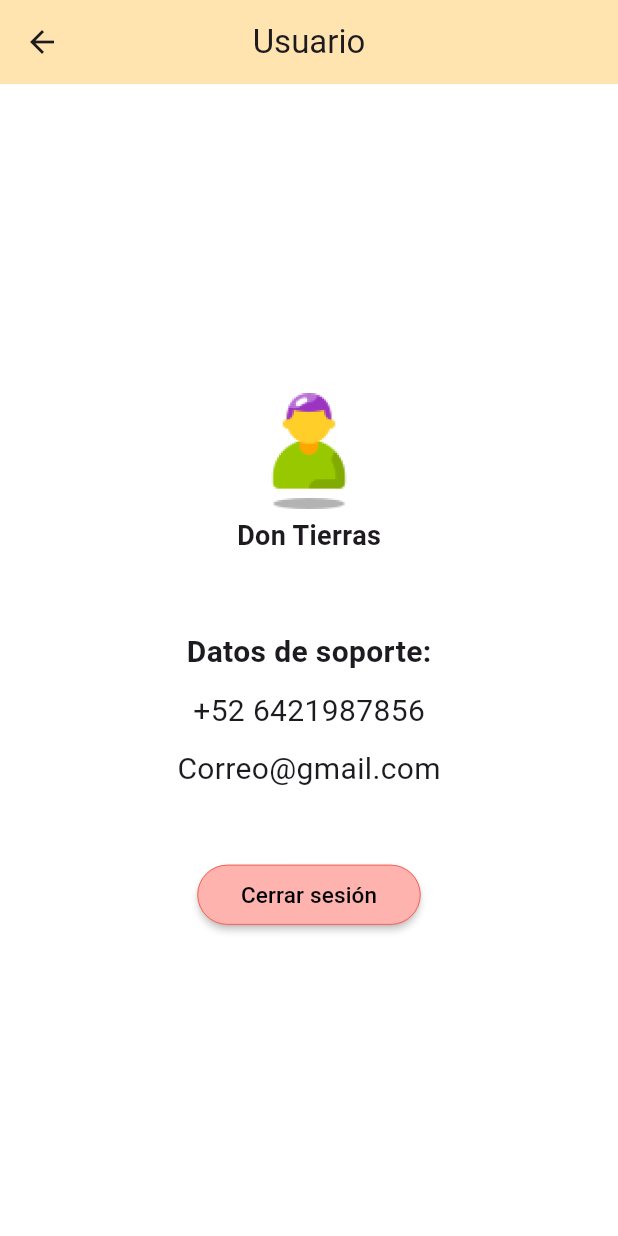
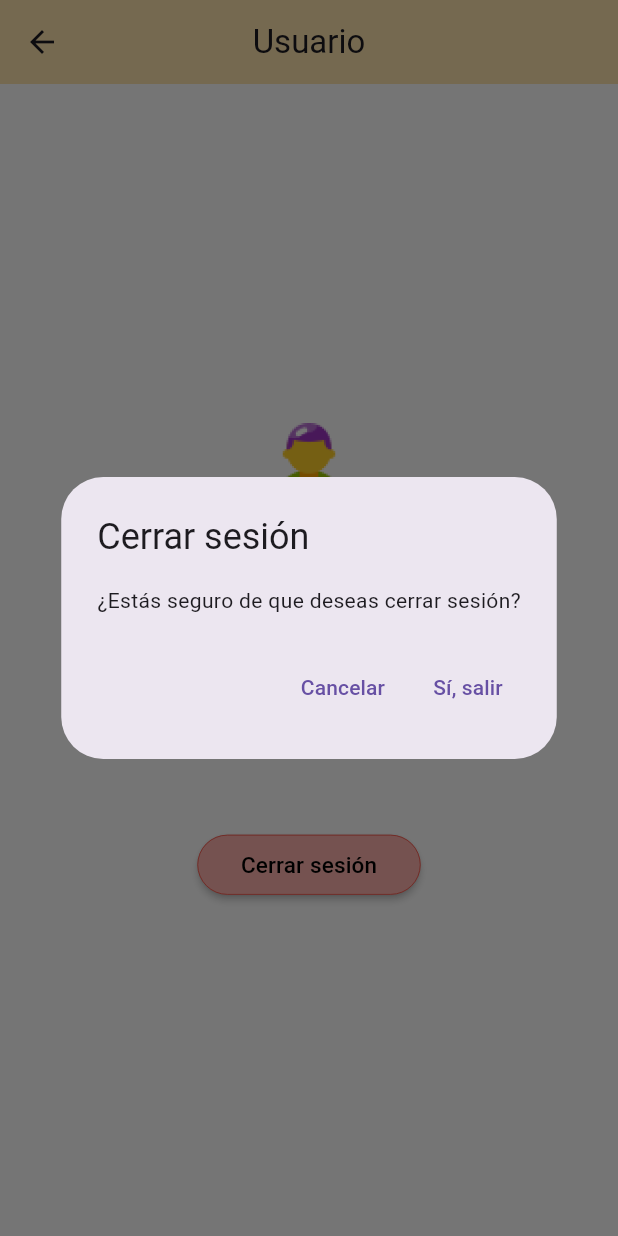
Before and after one commit to alek-777/AppMonitoreo, a Flutter app: the UsuarioScreen screen opened by its route, after a tap on "Cerrar sesión", on a phone screen of 412 x 824 dp. Run offline on Flutter 3.47's test engine with Material 3 defaults, Android fonts, the phone set to English and light mode, and no system bars; our stand-ins replace flutter_blue_plus, flutter_svg, permission_handler, shared_preferences; missing offline and left inert: wifi_scan; accounts and stored records are empty; network calls fail.

Commit message:
Mejoras de responsive y agregado lógica para recuperar datos desde el login

```diff
--- a/lib/RiegoScreen.dart
+++ b/lib/RiegoScreen.dart
@@ -17,8 +17,8 @@ class RiegoScreen extends StatelessWidget {
       ),
       body: Padding(
         padding: const EdgeInsets.all(16.0),
-        child: Column(
-          crossAxisAlignment: CrossAxisAlignment.stretch,
+        child: ListView(
+          scrollDirection: Axis.vertical,
           children: [
             _buildMenuOption(
               context: context,
--- a/lib/Sectores/SectoresScreen.dart
+++ b/lib/Sectores/SectoresScreen.dart
@@ -249,9 +249,12 @@ class _SectoresScreenState extends State<SectoresScreen> {
           Column(
             crossAxisAlignment: CrossAxisAlignment.start,
             children: [
-              Text(
-                label,
-                style: TextStyle(fontSize: 10, color: Colors.grey[600]),
+              Visibility(
+                visible: MediaQuery.of(context).size.width >= 411,
+                child: Text(
+                  label,
+                  style: TextStyle(fontSize: 10, color: Colors.grey[600], overflow: TextOverflow.ellipsis),
+                ),
               ),
               Text(
                 value,
--- a/lib/UsuarioScreen.dart
+++ b/lib/UsuarioScreen.dart
@@ -1,7 +1,29 @@
 import 'package:flutter/material.dart';
+import 'package:shared_preferences/shared_preferences.dart';
 
-class UsuarioScreen extends StatelessWidget {
+class UsuarioScreen extends StatefulWidget {
   const UsuarioScreen({super.key});
+
+  @override
+  State<UsuarioScreen> createState() => _UsuarioScreenState();
+}
+
+class _UsuarioScreenState extends State<UsuarioScreen> {
+  String _username = '';
+
+  @override
+  void initState() {
+    super.initState();
+    _loadUsername();
+  }
+
+  Future<void> _loadUsername() async {
+    final prefs = await SharedPreferences.getInstance();
+    final username = prefs.getString('username') ?? 'Usuario desconocido';
+    setState(() {
+      _username = username;
+    });
+  }
 
   @override
   Widget build(BuildContext context) {
@@ -9,65 +31,107 @@ class UsuarioScreen extends StatelessWidget {
       appBar: AppBar(
         title: const Text("Usuario"),
         centerTitle: true,
-        backgroundColor: Color(0xffFFE4AF),
+        backgroundColor: const Color(0xffFFE4AF),
       ),
-      body: Container(
-        alignment: Alignment.center,
+      body: LayoutBuilder(
+        builder: (context, constraints) {
+          return SingleChildScrollView(
+            child: ConstrainedBox(
+              constraints: BoxConstraints(minHeight: constraints.maxHeight),
+              child: Center(
                 child: Column(
                   mainAxisAlignment: MainAxisAlignment.center,
                   children: [
-            Padding(
-              padding: const EdgeInsets.only(bottom: 40),
-              child: Column(
-                children: [
                     Image.asset("image/usuario.png", width: 80, height: 80),
-                  _buildResponsiveText(texto: "Don Tierras", size: 18, weight: FontWeight.bold)
-                ],
+                    _buildResponsiveText(
+                      texto: _username,
+                      size: 18,
+                      weight: FontWeight.bold,
                     ),
+                    _buildResponsiveText(
+                      texto: "Datos de soporte:",
+                      size: 20,
+                      weight: FontWeight.bold,
                     ),
-            // Padding(
-            //   padding: const EdgeInsets.only(bottom: 40),
-            //   child: Column(
-            //     children: [
-            //       // _buildResponsiveText(texto: "Nombre génerico de dón", size: 20),
-            //       _buildResponsiveText(texto: "Cargo: Don", size: 20)],
-            //   ),
-            // ),
-            Column(
-              children: [
-                _buildResponsiveText(texto: "Datos de soporte:", size: 20, weight: FontWeight.bold),
                     _buildResponsiveText(texto: "+52 6421987856", size: 20),
-                _buildResponsiveText(texto: "Correo@gmail.com", size: 20)
-              ],
-            ),
+                    _buildResponsiveText(texto: "Correo@gmail.com", size: 20),
                     Padding(
                       padding: const EdgeInsets.only(top: 40),
                       child: ElevatedButton(
-                onPressed: () => {},
+                        onPressed: () async {
+                          final shouldLogout = await showDialog<bool>(
+                            context: context,
+                            builder: (context) => AlertDialog(
+                              title: Text('Cerrar sesión'),
+                              content: Text(
+                                '¿Estás seguro de que deseas cerrar sesión?',
+                              ),
+                              actions: [
+                                TextButton(
+                                  onPressed: () =>
+                                      Navigator.of(context).pop(false),
+                                  child: Text('Cancelar'),
+                                ),
+                                TextButton(
+                                  onPressed: () =>
+                                      Navigator.of(context).pop(true),
+                                  child: Text('Sí, salir'),
+                                ),
+                              ],
+                            ),
+                          );
+
+                          if (shouldLogout ?? false) {
+                            final prefs = await SharedPreferences.getInstance();
+                            await prefs.clear();
+                            if (!mounted) return;
+                            Navigator.of(context).pushNamedAndRemoveUntil(
+                              '/login',
+                              (route) => false,
+                            );
+                          }
+                        },
                         style: ElevatedButton.styleFrom(
-                  backgroundColor: const Color.fromARGB(255, 254, 179, 174),
+                          backgroundColor: const Color.fromARGB(
+                            255,
+                            254,
+                            179,
+                            174,
+                          ),
                           foregroundColor: Colors.black,
                           elevation: 2,
-                  side: BorderSide(
-                    color: Colors.red,
-                    width: 0.5
-                  )
+                          side: const BorderSide(color: Colors.red, width: 0.5),
                         ),
-                child: _buildResponsiveText(texto: "Cerrar sesión", size: 15),
+                        child: _buildResponsiveText(
+                          texto: "Cerrar sesión",
+                          size: 15,
+                        ),
                       ),
                     ),
                   ],
                 ),
               ),
+            ),
+          );
+        },
+      ),
     );
   }
-}
 
-Widget _buildResponsiveText({required String texto, required double size, FontWeight? weight}) {
+  Widget _buildResponsiveText({
+    required String texto,
+    required double size,
+    FontWeight? weight,
+  }) {
     return FittedBox(
       fit: BoxFit.scaleDown,
       child: Container(
         margin: EdgeInsets.all(5),
-      child: Text(texto, style: TextStyle(fontSize: size, fontWeight: weight))),
+        child: Text(
+          texto,
+          style: TextStyle(fontSize: size, fontWeight: weight),
+        ),
+      ),
     );
   }
+}
--- a/lib/log-reg/presentation/screens/login_screen.dart
+++ b/lib/log-reg/presentation/screens/login_screen.dart
@@ -2,6 +2,7 @@ import 'package:flutter/material.dart';
 import 'package:flutter_application_2/log-reg/config/helpers/api_service.dart';
 import 'package:flutter_application_2/log-reg/infrastructure/models/user_model.dart';
 import 'package:flutter_application_2/log-reg/presentation/screens/register_screen.dart';
+import 'package:shared_preferences/shared_preferences.dart';
 import 'package:flutter_application_2/main.dart';
 
 class LoginScreen extends StatefulWidget {
@@ -40,6 +41,17 @@ class LoginScreenState extends State<LoginScreen> {
     setState(() => _isLoading = false);
 
     if (result['success']) {
+      final userData = result['data']['userFound'];
+      final username = userData['username'];
+      final idUser = userData['idUser'];
+      final idCompany = userData['company']['idCompany'];
+
+      final prefs = await SharedPreferences.getInstance();
+      await prefs.setString('username', username);
+      await prefs.setInt('idUser', idUser);
+      await prefs.setInt('idCompany', idCompany);
+
+
       Navigator.push(
         context,
         MaterialPageRoute(
--- a/lib/main.dart
+++ b/lib/main.dart
@@ -44,7 +44,8 @@ class MyApp extends StatelessWidget {
         '/wifi': (context)=> const WifiESP(),
         '/lista': (context)=> const ListaESP(),
         '/add_sector':  (context)=> const AddSectorScreen(),
-        '/edit_sector': (context)=> const EditSectorScreen()
+        '/edit_sector': (context)=> const EditSectorScreen(),
+        '/login': (context)=> const LoginScreen(),
       },
     );
   }
@@ -63,8 +64,8 @@ class MenuScreen extends StatelessWidget {
       ),
       body: Padding(
         padding: const EdgeInsets.all(16.0),
-        child: Column(
-          crossAxisAlignment: CrossAxisAlignment.stretch,
+        child: ListView(
+          scrollDirection: Axis.vertical,
           children: [
             const SizedBox(height: 20),
             _buildMenuOption(
```
Lines whose indentation alone changed are shown as unchanged.
